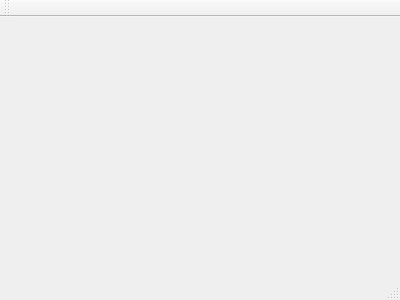
Before: the Qt Designer form Quoridor/mainwindow.ui in Falcondorf/QuoridorGUI_Alex_Jules, drawn with Qt 5.
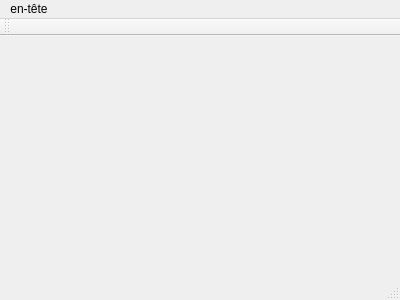
After: the same form once the commit is applied.

Patch:
```diff
--- a/Quoridor/mainwindow.ui
+++ b/Quoridor/mainwindow.ui
@@ -12,13 +12,34 @@
   <property name="windowTitle" >
    <string>MainWindow</string>
   </property>
-  <widget class="QMenuBar" name="menuBar" />
-  <widget class="QToolBar" name="mainToolBar" />
-  <widget class="QWidget" name="centralWidget" />
-  <widget class="QStatusBar" name="statusBar" />
+  <widget class="QWidget" name="centralWidget"/>
+  <widget class="QMenuBar" name="menuBar">
+   <property name="geometry">
+    <rect>
+     <x>0</x>
+     <y>0</y>
+     <width>400</width>
+     <height>21</height>
+    </rect>
+   </property>
+   <widget class="QMenu" name="menuEn_t_te">
+    <property name="title">
+     <string>en-tête</string>
+    </property>
+   </widget>
+   <addaction name="menuEn_t_te"/>
+  </widget>
+  <widget class="QToolBar" name="mainToolBar">
+   <attribute name="toolBarArea">
+    <enum>TopToolBarArea</enum>
+   </attribute>
+   <attribute name="toolBarBreak">
+    <bool>false</bool>
+   </attribute>
+  </widget>
+  <widget class="QStatusBar" name="statusBar"/>
  </widget>
- <layoutDefault spacing="6" margin="11" />
- <pixmapfunction></pixmapfunction>
+ <layoutdefault spacing="6" margin="11"/>
  <resources/>
  <connections/>
 </ui>
```
Left out of the diff: 9 changed lines with no effect on the pictures.
